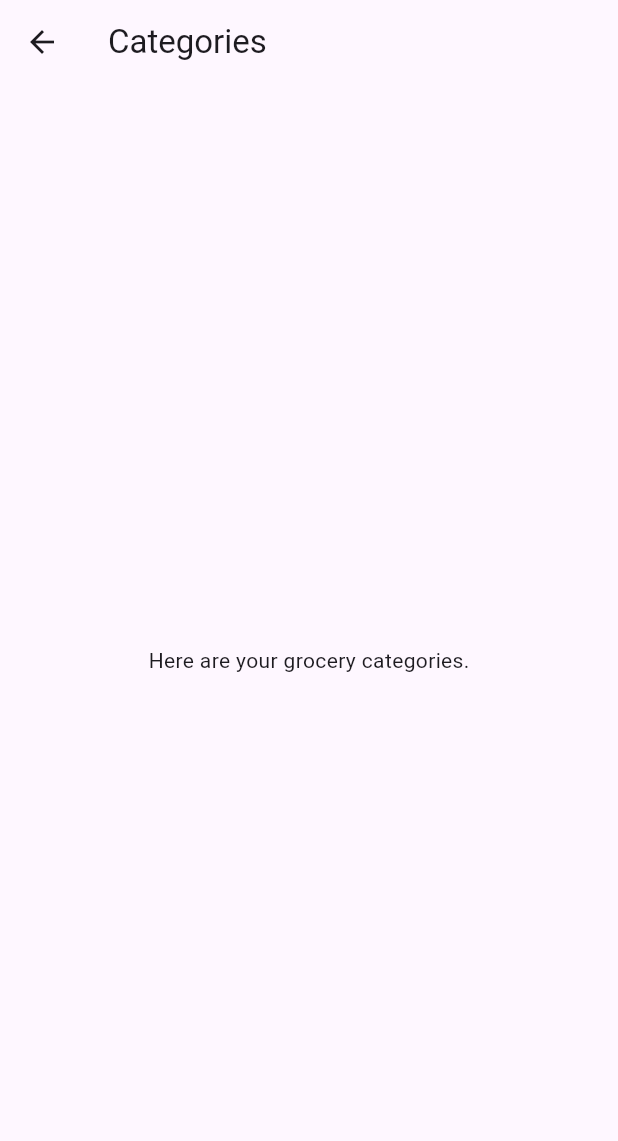
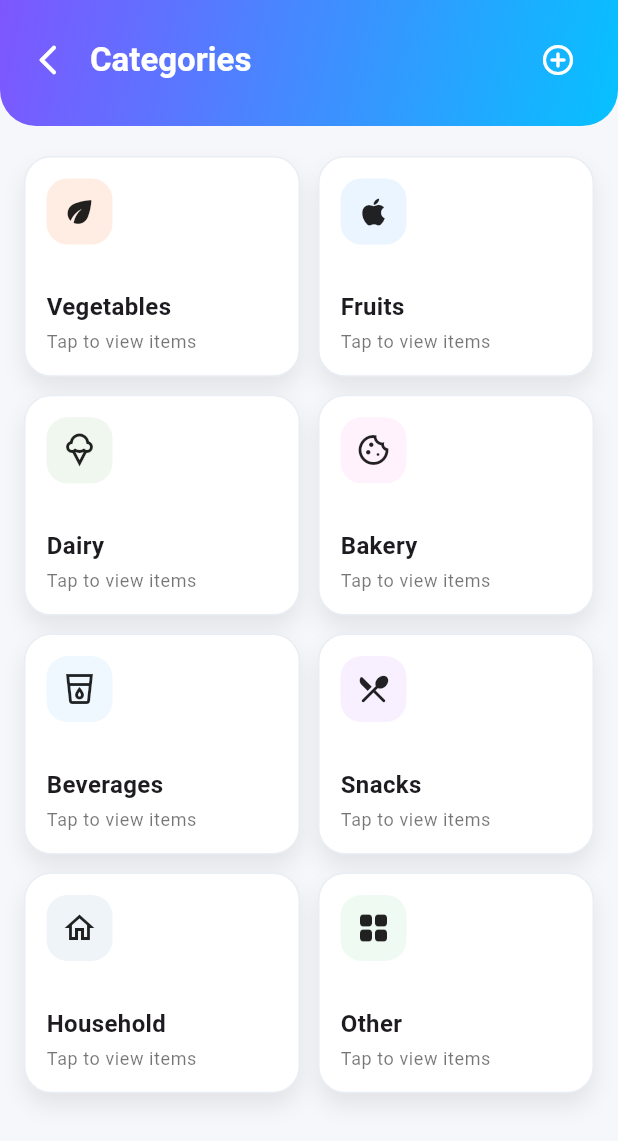
Before and after one commit to itachiispapi/grocery_app, a Flutter app: the CategoriesScreen screen opened by its route, on a phone screen of 412 x 824 dp. Shown: the top 1141 px of the screen. Run offline on Flutter 3.47's test engine with Material 3 defaults, Android fonts, the phone set to English and light mode, and no system bars.

Commit message:
code for categories screen ready

```diff
--- a/lib/screens/categories_screen.dart
+++ b/lib/screens/categories_screen.dart
@@ -1,4 +1,3 @@
-// lib/screens/categories_screen.dart
 import 'package:flutter/material.dart';
 
 class CategoriesScreen extends StatelessWidget {
@@ -6,9 +5,171 @@ class CategoriesScreen extends StatelessWidget {
 
   @override
   Widget build(BuildContext context) {
+    final titleStyle = Theme.of(context)
+        .textTheme
+        .titleLarge
+        ?.copyWith(color: Colors.white, fontWeight: FontWeight.w700);
+
     return Scaffold(
-      appBar: AppBar(title: const Text('Categories')),
-      body: const Center(child: Text('Here are your grocery categories.')),
+      backgroundColor: const Color(0xFFF6F7FB),
+      body: SafeArea(
+        child: Column(
+          children: [
+            // Gradient header
+            Container(
+              padding: const EdgeInsets.fromLTRB(8, 16, 16, 20),
+              width: double.infinity,
+              decoration: const BoxDecoration(
+                gradient: LinearGradient(
+                  begin: Alignment.topLeft,
+                  end: Alignment.bottomRight,
+                  colors: [Color(0xFF7E56FF), Color(0xFF06C1FF)],
+                ),
+                borderRadius: BorderRadius.only(
+                  bottomLeft: Radius.circular(24),
+                  bottomRight: Radius.circular(24),
+                ),
+              ),
+              child: Row(
+                children: [
+                  IconButton(
+                    onPressed: () => Navigator.pop(context),
+                    icon: const Icon(Icons.arrow_back_ios_new_rounded,
+                        color: Colors.white),
+                  ),
+                  const SizedBox(width: 4),
+                  Text('Categories', style: titleStyle),
+                  const Spacer(),
+                  IconButton(
+                    onPressed: () {
+                      ScaffoldMessenger.of(context).showSnackBar(
+                        const SnackBar(
+                            content: Text('Add Category – coming soon')),
+                      );
+                    },
+                    icon: const Icon(Icons.add_circle_outline_rounded,
+                        color: Colors.white),
+                  ),
+                ],
+              ),
+            ),
+
+            const SizedBox(height: 12),
+
+            // Grid
+            Expanded(
+              child: Padding(
+                padding: const EdgeInsets.symmetric(horizontal: 16, vertical: 8),
+                child: GridView.count(
+                  crossAxisCount: 2,
+                  mainAxisSpacing: 12,
+                  crossAxisSpacing: 12,
+                  childAspectRatio: 1.25,
+                  children: const [
+                    _CategoryCard(
+                      color: Color(0xFFFFEDE3),
+                      label: 'Vegetables',
+                      icon: Icons.eco_rounded,
+                    ),
+                    _CategoryCard(
+                      color: Color(0xFFEAF5FF),
+                      label: 'Fruits',
+                      icon: Icons.apple_rounded,
+                    ),
+                    _CategoryCard(
+                      color: Color(0xFFEFF7EE),
+                      label: 'Dairy',
+                      icon: Icons.icecream_outlined,
+                    ),
+                    _CategoryCard(
+                      color: Color(0xFFFFF2FC),
+                      label: 'Bakery',
+                      icon: Icons.cookie_outlined,
+                    ),
+                    _CategoryCard(
+                      color: Color(0xFFEFF8FF),
+                      label: 'Beverages',
+                      icon: Icons.local_drink_outlined,
+                    ),
+                    _CategoryCard(
+                      color: Color(0xFFF8F0FF),
+                      label: 'Snacks',
+                      icon: Icons.restaurant_menu_rounded,
+                    ),
+                    _CategoryCard(
+                      color: Color(0xFFEFF4F9),
+                      label: 'Household',
+                      icon: Icons.home_outlined,
+                    ),
+                    _CategoryCard(
+                      color: Color(0xFFEFFAF2),
+                      label: 'Other',
+                      icon: Icons.grid_view_rounded,
+                    ),
+                  ],
+                ),
+              ),
+            ),
+          ],
+        ),
+      ),
     );
   }
 }
+
+class _CategoryCard extends StatelessWidget {
+  final String label;
+  final Color color;
+  final IconData icon;
+  const _CategoryCard(
+      {required this.label, required this.color, required this.icon});
+
+  @override
+  Widget build(BuildContext context) {
+    return InkWell(
+      borderRadius: BorderRadius.circular(18),
+      onTap: () {
+        ScaffoldMessenger.of(context).showSnackBar(
+          SnackBar(content: Text('Open "$label"')),
+        );
+      },
+      child: Container(
+        decoration: BoxDecoration(
+          color: Colors.white,
+          borderRadius: BorderRadius.circular(18),
+          boxShadow: const [
+            BoxShadow(
+              color: Color(0x14000000),
+              blurRadius: 12,
+              offset: Offset(0, 8),
+            ),
+          ],
+          border: Border.all(color: const Color(0xFFE9EEF4)),
+        ),
+        padding: const EdgeInsets.all(14),
+        child: Column(
+          crossAxisAlignment: CrossAxisAlignment.start,
+          children: [
+            Container(
+              decoration:
+                  BoxDecoration(color: color, borderRadius: BorderRadius.circular(14)),
+              padding: const EdgeInsets.all(10),
+              child: Icon(icon, size: 24, color: Colors.black87),
+            ),
+            const Spacer(),
+            Text(
+              label,
+              style: const TextStyle(fontWeight: FontWeight.w700, fontSize: 16),
+            ),
+            const SizedBox(height: 4),
+            Text('Tap to view items',
+                style: Theme.of(context)
+                    .textTheme
+                    .bodySmall
+                    ?.copyWith(color: Colors.black54)),
+          ],
+        ),
+      ),
+    );
+  }
+}
```
